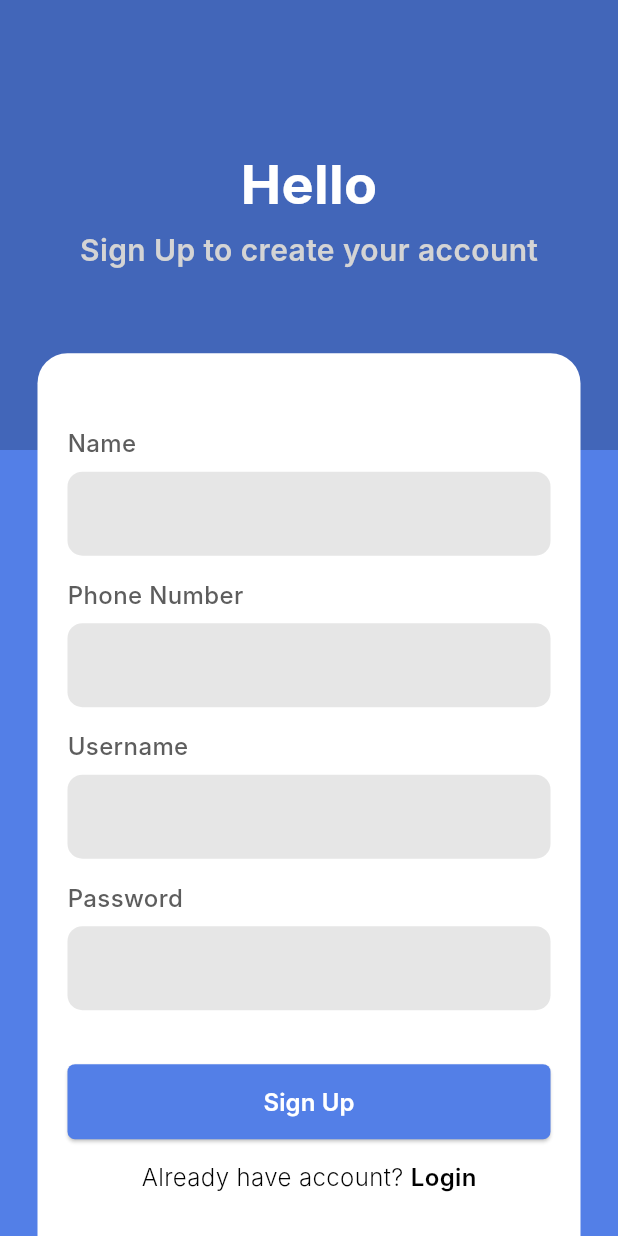
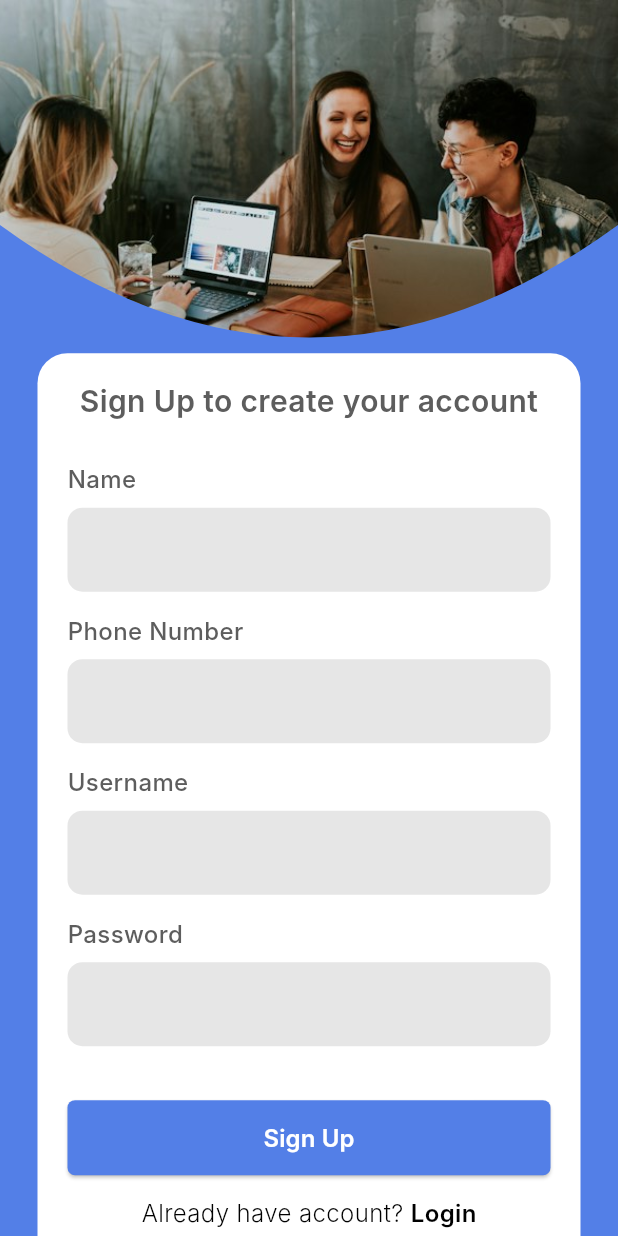
Before and after one commit to exfarnanda1945/employee-system-prototype, a Flutter app: the SignUpScreen screen opened by its route, on a phone screen of 412 x 824 dp. Run offline on Flutter 3.47's test engine with Material 3 defaults, Android fonts, the phone set to English and light mode, and no system bars; our stand-ins replace go_router; Roboto replaces fonts that are missing (Inter).

Commit message:
fix: signup clip,form and screen

```diff
--- a/lib/screens/auth/signup-screen.dart
+++ b/lib/screens/auth/signup-screen.dart
@@ -1,6 +1,7 @@
-import 'package:employee_system_prototype/utils/clip/login-clip.dart';
 import 'package:employee_system_prototype/utils/colors.dart';
-import 'package:employee_system_prototype/widget/signup-form.dart';
+import 'package:employee_system_prototype/widget/clip/login-clip.dart';
+import 'package:employee_system_prototype/widget/clip/signup-clip.dart';
+import 'package:employee_system_prototype/widget/forms/signup-form.dart';
 import 'package:flutter/material.dart';
 
 class SignUpScreen extends StatelessWidget {
@@ -14,42 +15,14 @@ class SignUpScreen extends StatelessWidget {
       body: Stack(
         children: [
           ClipPath(
-            clipper: LoginClip(),
+            clipper: SignUpClip(),
             child: Container(
-              color: hanBlue,
               height: 300.0,
               width: double.infinity,
-              child: const Padding(
-                padding: EdgeInsets.only(bottom: 20),
-                child: Column(
-                  mainAxisAlignment: MainAxisAlignment.center,
-                  children: [
-                    Padding(
-                      padding: EdgeInsets.only(bottom: 10),
-                      child: Text(
-                        'Hello',
-                        style: TextStyle(
-                          color: Colors.white,
-                          fontSize: 36,
-                          fontFamily: 'Inter',
-                          fontWeight: FontWeight.w700,
-                          height: 0,
-                        ),
-                      ),
-                    ),
-                    Text(
-                      'Sign Up to create your account',
-                      style: TextStyle(
-                        color: lightGray,
-                        fontSize: 20,
-                        fontFamily: 'Inter',
-                        fontWeight: FontWeight.w600,
-                        height: 0,
-                      ),
-                    )
-                  ],
-                ),
-              ),
+              decoration: const BoxDecoration(
+                  image: DecorationImage(
+                      image: AssetImage('images/work.jpg'),
+                      fit: BoxFit.cover)),
             ),
           ),
           Align(
@@ -58,16 +31,16 @@ class SignUpScreen extends StatelessWidget {
               padding: const EdgeInsets.symmetric(horizontal: 25),
               child: Container(
                 width: double.infinity,
-                height: (5/7) * MediaQuery.of(context).size.height,
+                height: (5 / 7) * MediaQuery.of(context).size.height,
                 decoration: const BoxDecoration(
                     color: Colors.white,
-                    borderRadius: BorderRadius.only(topLeft: Radius.circular(20),topRight:Radius.circular(20) )
+                    borderRadius: BorderRadius.only(
+                        topLeft: Radius.circular(20),
+                        topRight: Radius.circular(20))),
+                child: const Padding(
+                  padding: EdgeInsets.only(left: 20, right: 20, top: 20),
+                  child: SignUpForm(),
                 ),
-                child: const Padding(
-                  padding: EdgeInsets.only(left: 20,right: 20,top:50),
-                  child: SignUpForm(),
-                )
-                ,
               ),
             ),
           )
--- /dev/null
+++ b/lib/widget/clip/signup-clip.dart
@@ -0,0 +1,22 @@
+import 'package:flutter/material.dart';
+
+class SignUpClip extends CustomClipper<Path> {
+  @override
+  Path getClip(Size size) {
+    double w = size.width;
+    double h = size.height;
+
+    final path = Path();
+    path.lineTo(0, h*0.5);
+    path.quadraticBezierTo(w*0.5,h ,w, h*0.5);
+    path.lineTo(w, 0);
+    path.close();
+
+    return path;
+  }
+
+  @override
+  bool shouldReclip(covariant CustomClipper<Path> oldClipper) {
+    return false;
+  }
+}
--- a/lib/widget/signup-form.dart
+++ b/lib/widget/forms/signup-form.dart
@@ -9,8 +9,22 @@ class SignUpForm extends StatelessWidget {
   Widget build(BuildContext context) {
     return Column(
       children: [
+        const Padding(
+          padding: EdgeInsets.only(bottom: 20),
+          child: Text(
+            'Sign Up to create your account',
+            textAlign: TextAlign.center,
+            style: TextStyle(
+              color: davyGrey,
+              fontSize: 20,
+              fontFamily: 'Inter',
+              fontWeight: FontWeight.w600,
+              height: 0,
+            ),
+          ),
+        ),
         Padding(
-          padding: const EdgeInsets.only(bottom: 16),
+          padding: const EdgeInsets.only(bottom: 16,top: 10),
           child: Column(
             crossAxisAlignment: CrossAxisAlignment.start,
             children: [
@@ -153,13 +167,12 @@ class SignUpForm extends StatelessWidget {
               height: 0,
             ),
           ),
-
         ),
-         Padding(
-          padding: const EdgeInsets.only(top:15),
+        Padding(
+          padding: const EdgeInsets.only(top: 15),
           child: GestureDetector(
             onTap: () {
-              context.pushNamed("sign");
+              context.pushNamed("signin");
             },
             child: const Text.rich(
               TextSpan(
@@ -192,4 +205,4 @@ class SignUpForm extends StatelessWidget {
       ],
     );
   }
-  }
+}
```
